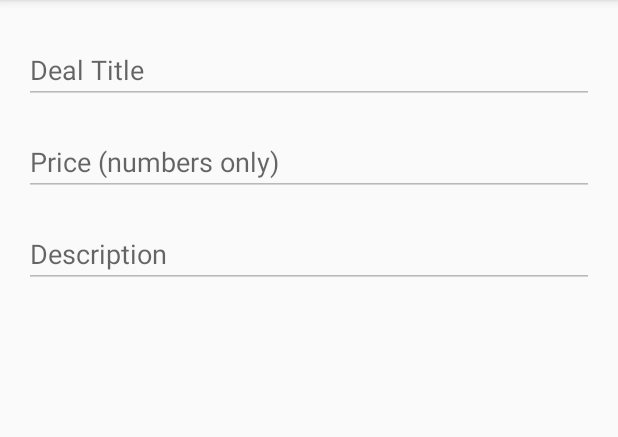
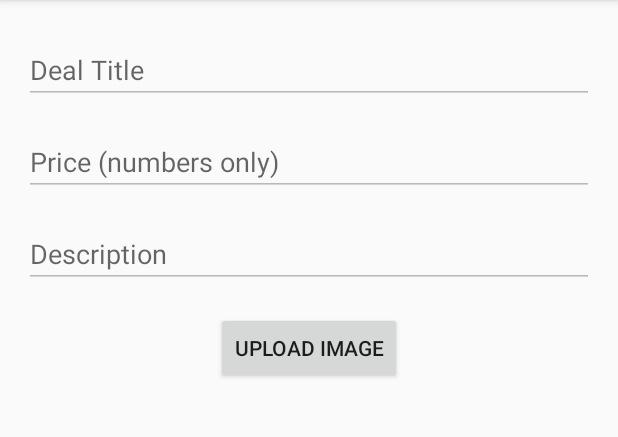
Before and after one commit to PeterKingori/TravelDeals, an Android app: the DealActivity screen opened directly, with no data from a screen before it, on a phone screen of 412 x 824 dp, the part 84-521 px from its top. Run offline under Robolectric (Android 15) with nearby library versions, the phone set to English and light mode, and no system bars; our stand-ins replace Firebase (no records; nobody signed in at launch, a user with empty details on screens opened directly).

Commit message:
Add a button to upload an image and an ImageView in activity_deal.xml. Also add Firebase Storage dependency in the build.gradle file. Access the button view in DealActivity.java class and set a click listener on it with an intent to enable a user to upload an image from the phone. Then override the onActivityResult() method to upload the image to Firebase Storage. Add code to allow the app to connect to Firebase Storage by adding the FirebaseStorage and StorageReference objects in FirebaseUtil.java and a method to use them called connectStorage.

```diff
--- a/app/build.gradle
+++ b/app/build.gradle
@@ -31,10 +31,12 @@ dependencies {
     testImplementation 'junit:junit:4.12'
     androidTestImplementation 'androidx.test.ext:junit:1.1.1'
     androidTestImplementation 'androidx.test.espresso:espresso-core:3.2.0'
-    // add the Firebase SDK for Google Analytics
+    // Firebase SDK for Google Analytics
     implementation 'com.google.firebase:firebase-analytics:17.4.4'
     // Firebase database
     implementation 'com.google.firebase:firebase-database:19.3.1'
     // FirebaseUI dependency
     implementation 'com.firebaseui:firebase-ui-auth:6.2.0'
+    // Firebase cloud storage
+    implementation 'com.google.firebase:firebase-storage:19.1.1'
 }
--- a/app/src/main/res/layout/activity_deal.xml
+++ b/app/src/main/res/layout/activity_deal.xml
@@ -48,4 +48,29 @@
         app:layout_constraintTop_toBottomOf="@+id/txtPrice"
         android:importantForAutofill="no" />
 
+    <Button
+        android:id="@+id/btnImage"
+        android:layout_width="wrap_content"
+        android:layout_height="wrap_content"
+        android:layout_marginStart="@dimen/text_margin_standard"
+        android:layout_marginTop="@dimen/text_margin_standard"
+        android:layout_marginEnd="@dimen/text_margin_standard"
+        android:text="@string/upload_image"
+        app:layout_constraintEnd_toEndOf="parent"
+        app:layout_constraintStart_toStartOf="parent"
+        app:layout_constraintTop_toBottomOf="@+id/txtDescription" />
+
+    <ImageView
+        android:id="@+id/imageView2"
+        android:layout_width="wrap_content"
+        android:layout_height="wrap_content"
+        android:layout_marginStart="@dimen/text_margin_standard"
+        android:layout_marginTop="50dp"
+        android:layout_marginEnd="@dimen/text_margin_standard"
+        android:contentDescription="@string/deal_image"
+        app:layout_constraintEnd_toEndOf="parent"
+        app:layout_constraintStart_toStartOf="parent"
+        app:layout_constraintTop_toBottomOf="@+id/btnImage"
+        app:srcCompat="@android:color/transparent" />
+
 </androidx.constraintlayout.widget.ConstraintLayout>
--- a/app/src/main/res/values/strings.xml
+++ b/app/src/main/res/values/strings.xml
@@ -10,4 +10,5 @@
     <string name="save_deal">Save</string>
     <string name="delete_deal">Delete Deal</string>
     <string name="logout">Logout</string>
+    <string name="upload_image">Upload Image</string>
 </resources>
```
Also changed, not shown: app/src/main/java/com/kingori/traveldeals/DealActivity.java (+41 -0 lines), app/src/main/java/com/kingori/traveldeals/FirebaseUtil.java (+11 -1 lines).
